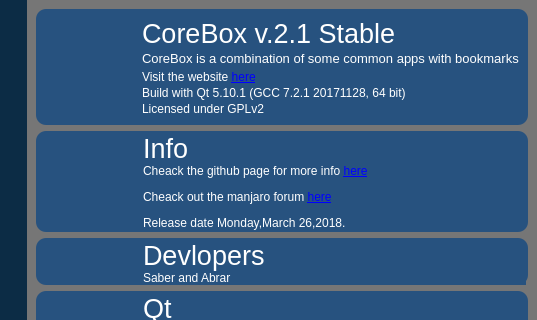
Before: the Qt Designer form about/about.ui in rahmanshaber/corebox, drawn with Qt 5; both pictures show x 203 to 740 and y 0 to 320 of the 740 by 684 pixel window.
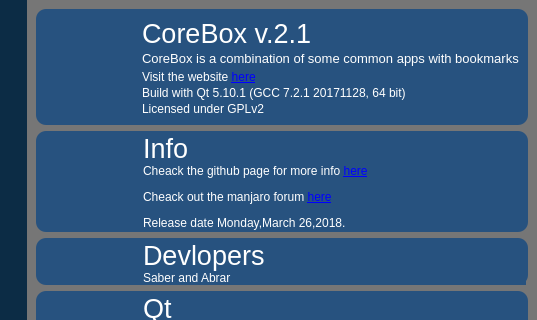
After: the same form once the commit is applied. Icons and pictures are not drawn.

Patch:
```diff
--- a/about/about.ui
+++ b/about/about.ui
@@ -250,7 +250,7 @@
             </font>
            </property>
            <property name="text">
-            <string>CoreBox v.2.1 Stable</string>
+            <string>CoreBox v.2.1</string>
            </property>
            <property name="alignment">
             <set>Qt::AlignLeading|Qt::AlignLeft|Qt::AlignVCenter</set>
```
